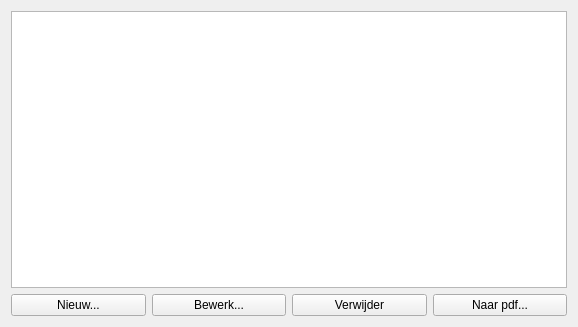
progreon/QLogbook, file view/mainwindow.ui: the form before one commit.
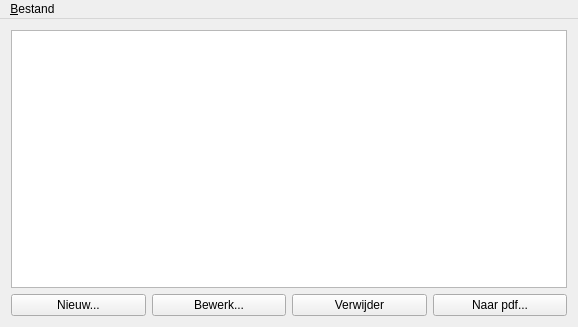
The form after the commit.

What changed in the file:
```diff
--- a/view/mainwindow.ui
+++ b/view/mainwindow.ui
@@ -84,6 +84,18 @@
      <height>27</height>
     </rect>
    </property>
+   <widget class="QMenu" name="menu_File">
+    <property name="title">
+     <string>&amp;Bestand</string>
+    </property>
+    <addaction name="action_Nieuw"/>
+    <addaction name="action_Open"/>
+    <addaction name="action_Save"/>
+    <addaction name="action_Save_As"/>
+    <addaction name="separator"/>
+    <addaction name="actionE_xit"/>
+   </widget>
+   <addaction name="menu_File"/>
   </widget>
  </widget>
  <layoutdefault spacing="6" margin="11"/>
```
Left out of the diff: 40 changed lines with no effect on the pictures.
